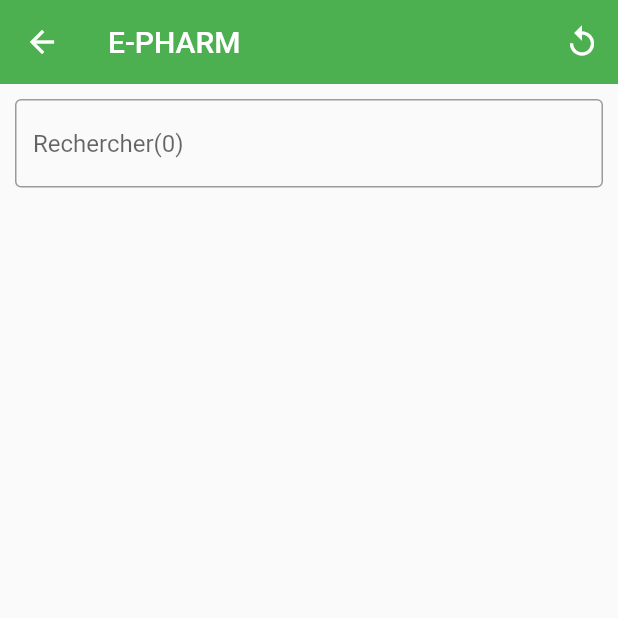
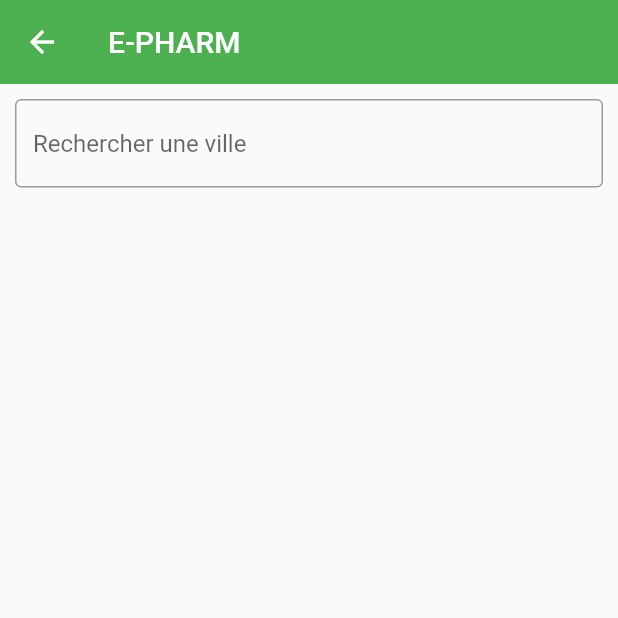
Before and after one commit to 2021SMAGIR1A/PHARMA-INFO-A, a Flutter app: the screen it shows after launch, on a phone screen of 412 x 824 dp, the top half of it. Run offline on Flutter 3.47's test engine with Material 2 defaults, Android fonts, the phone set to English and light mode, and no system bars; our stand-ins replace google_fonts, sqflite; accounts and stored records are empty; network calls fail.

Commit message:
Taf sur l'enregistrement des données et la bd

```diff
--- /dev/null
+++ b/e_pharm_mobile/lib/components/components.dart
@@ -0,0 +1,14 @@
+class UrlConst {
+  UrlConst._();
+  static String locality = "https://duty-pharmacy.herokuapp.com/localities";
+  static String pharm = "https://duty-pharmacy.herokuapp.com/pharmacies";
+  static String assurance = "https://duty-pharmacy.herokuapp.com/insurances";
+}
+
+class Tools {
+  Tools._();
+}
+
+class Navigate {
+  Navigate._();
+}
--- a/e_pharm_mobile/lib/controllers/VilleCtl.dart
+++ b/e_pharm_mobile/lib/controllers/VilleCtl.dart
@@ -1,24 +1,23 @@
 import 'dart:convert';
 
+import 'package:e_pharm_mobile/components/components.dart';
 import 'package:e_pharm_mobile/controllers/Controller.dart';
 import 'package:e_pharm_mobile/models/Database.dart';
 import 'package:e_pharm_mobile/models/Ville.dart';
 import 'package:http/http.dart' as http;
 
-class VilleCtl extends Controller<Ville> {
-  // static String _url = "http://192.168.0.27/garde_pham.json";
-  static String _url = "https://duty-pharmacy.herokuapp.com";
+class VilleCtl extends Controller<Locality> {
+  static Future<List<Locality>> get() async {
+    try {
+      var response = await http.get(Uri.parse(UrlConst.locality),
+          headers: {"content-type": "application/json"});
+      List<Locality> villes = [];
 
-  static Future<List<Ville>> get() async {
-    try {
-      var response = await http
-          .get(Uri.parse(_url), headers: {"content-type": "application/json"});
-      List<Ville> villes = [];
-
-      if (response.statusCode == 200)
+      if (response.statusCode == 200) {
         villes = (json.decode(utf8.decode(response.bodyBytes)) as List)
-            .map<Ville>((e) => Ville.fromJson(e))
+            .map<Locality>((e) => Locality.fromJson(e))
             .toList();
+      }
       return villes;
     } catch (e) {
       print(e);
@@ -27,12 +26,13 @@ class VilleCtl extends Controller<Ville> {
   }
 
   @override
-  insertAll(List<Ville>? villes) {
+  Future<bool> insertAll(List<Locality>? villes) async {
     try {
       if (villes != null) {
         villes.forEach((ville) async => await insert(ville));
         return true;
       }
+      return false;
     } catch (e) {
       print(e);
       return false;
@@ -40,7 +40,29 @@ class VilleCtl extends Controller<Ville> {
   }
 
   @override
-  insert(Ville? ville) async {
+  Future<bool> save(Locality? model) async {
+    try {
+      if (model != null) {
+        // await DBase.save(entity: Entities.ville, model: model.toMap());
+        var villes = await DBase.select(
+            entity: Entities.ville,
+            whereConditions: ["id = ?"],
+            whereArgs: [model.id]);
+        if (villes.isEmpty) {
+          await DBase.insert(entity: Entities.ville, model: model.toMap());
+          return true;
+        }
+        return false;
+      }
+      return false;
+    } catch (e) {
+      print(e);
+      return false;
+    }
+  }
+
+  @override
+  Future<bool> insert(Locality? ville) async {
     try {
       if (ville != null) {
         await DBase.insert(entity: Entities.ville, model: ville.toMap());
@@ -54,7 +76,7 @@ class VilleCtl extends Controller<Ville> {
   }
 
   @override
-  Future<List<Ville>?> select(
+  Future<List<Locality>> select(
       {List<String> fields = const ["*"],
       List<String> whereConditions = const [],
       List<dynamic>? whereArgs}) async {
@@ -64,7 +86,7 @@ class VilleCtl extends Controller<Ville> {
               fields: fields,
               whereConditions: whereConditions,
               whereArgs: whereArgs))
-          .map((e) => Ville.fromJson(e))
+          .map((e) => Locality.fromJson(e))
           .toList();
     } catch (e) {
       print(e);
--- a/e_pharm_mobile/lib/models/Database.dart
+++ b/e_pharm_mobile/lib/models/Database.dart
@@ -14,18 +14,19 @@ class GetName {
 }
 
 class DBase {
-  static late Database? _database;
-  static Future<Database?> get database async {
-    if (_database != null) {
-      return _database;
-    } else {
-      ///Création la base de données
-      _database = await create();
-      return _database;
-    }
+  static Database? _database;
+  static Future<Database> get database async {
+    return _database ?? await create();
+    // if (_database != null) {
+    //   return _database;
+    // } else {
+    //   ///Création la base de données
+    //   _database = await create();
+    //   return _database;
+    // }
   }
 
-  static Future create() async {
+  static Future<Database> create() async {
     Directory repertoire = await getApplicationDocumentsDirectory();
     String dbPath = join(repertoire.path + "e_pharm.db");
     var dataBase = await openDatabase(dbPath, version: 1, onCreate: _onCreate);
@@ -35,12 +36,12 @@ class DBase {
   static Future _onCreate(Database db, int version) async {
     await db.execute("""
         CREATE TABLE ville(
-          id INTEGER PRIMARY KEY AUTOINCREMENT,
+          _id VARCHAR PRIMARY KEY,
           commune VARCHAR
         )""");
     await db.execute("""
         CREATE TABLE pharmacie(
-          idPharm INTEGER PRIMARY KEY AUTOINCREMENT,
+          _id VARCHAR PRIMARY KEY,
           label VARCHAR,
           location VARCHAR,
           tel VARCHAR,
@@ -49,15 +50,15 @@ class DBase {
           dateEnd VARCHAR,
           lat VARCHAR,
           long VARCHAR,
-          id INTEGER
+          idLoc INTEGER
         )""");
   }
 
   static Future insert(
       {@required Entities? entity,
       @required Map<String, dynamic>? model}) async {
-    Database? db = await database;
-    Batch batch = db!.batch();
+    Database db = await database;
+    Batch batch = db.batch();
     batch.insert(GetName.getEntityName(entity!), model!);
     await batch.commit(noResult: true);
   }
@@ -68,7 +69,7 @@ class DBase {
       String? whereCondition,
       List<dynamic>? whereArgs}) async {
     Database? db = await database;
-    Batch batch = db!.batch();
+    Batch batch = db.batch();
     batch.update(GetName.getEntityName(entity!), model!,
         where: whereCondition, whereArgs: whereArgs);
     await batch.commit(noResult: true);
@@ -90,15 +91,15 @@ class DBase {
             " FROM ${GetName.getEntityName(entity!)} WHERE " +
             whereConditions.join(" AND ");
         print(queryLog);
-        data = await db!.rawQuery(queryLog, whereArgs);
+        data = await db.rawQuery(queryLog, whereArgs);
       } else {
         queryLog = "SELECT " +
             fields.join(", ") +
             " FROM ${GetName.getEntityName(entity!)}";
-        data = await db!.rawQuery(queryLog);
+        data = await db.rawQuery(queryLog);
       }
     } else {
-      data = await db!.rawQuery(query);
+      data = await db.rawQuery(query);
     }
     return data;
   }
@@ -106,34 +107,34 @@ class DBase {
   static Future deleteWhere(
       {@required Entities? entity, @required int? id}) async {
     Database? db = await database;
-    await db!.delete(GetName.getEntityName(entity!),
+    await db.delete(GetName.getEntityName(entity!),
         where: "id = ?", whereArgs: [id]);
   }
 
   static Future deleteAll({@required Entities? entity}) async {
     Database? db = await database;
-    await db!.delete(GetName.getEntityName(entity!));
+    await db.delete(GetName.getEntityName(entity!));
   }
 
-  // static Future save({@required Entities? entity, @required Map<String, dynamic>? model}) async {
-  //   try {
-  //     List<Map<String, dynamic>> data = await select(
-  //         entity: entity,
-  //         whereConditions: ["id = ?"],
-  //         whereArgs: [model["id"] ?? "0"]);
-  //     if (data.length == 0) {
-  //       await insert(entity: entity, model: model);
-  //     } else {
-  //       if (data[0]["version"] < model["version"]) {
-  //         await update(
-  //             entity: entity,
-  //             model: model,
-  //             whereCondition: "id = ?",
-  //             whereArgs: [model["id"]]);
-  //       }
-  //     }
-  //   } catch (e) {
-  //     print(e);
-  //   }
-  // }
+  static Future save(
+      {@required Entities? entity,
+      @required Map<String, dynamic>? model}) async {
+    try {
+      List<Map<String, dynamic>> data = await select(
+          entity: entity,
+          whereConditions: ["id = ?"],
+          whereArgs: [model!["id"] ?? ""]);
+      if (data.length == 0) {
+        await insert(entity: entity, model: model);
+      } else {
+        await update(
+            entity: entity,
+            model: model,
+            whereCondition: "id = ?",
+            whereArgs: [model["id"]]);
+      }
+    } catch (e) {
+      print(e);
+    }
+  }
 }
--- a/e_pharm_mobile/lib/models/Pharmacie.dart
+++ b/e_pharm_mobile/lib/models/Pharmacie.dart
@@ -7,21 +7,21 @@ class Pharmacie {
   String? dateEnd;
   String? lat;
   String? long;
-  int? idCommune;
-  int? idPharm;
+  int? idLoc;
+  int? id;
 
   Pharmacie.fromJson(Map<String, dynamic> data, {int? idCom}) {
     if (idCom != null) {
-      fromJson(data, idCom: idCom);
+      fromJson(data, idLoc: idCom);
     } else {
       fromJson(data);
     }
   }
 
-  fromJson(Map<String, dynamic> data, {int? idCom}) {
+  fromJson(Map<String, dynamic> data, {int? idLoc}) {
     label = data["label"];
-    idPharm = data["idPharm"];
-    idCommune = data["id"] ?? idCom;
+    id = data["_id"];
+    this.idLoc = data["idLoc"] ?? idLoc;
     location = data["location"];
     director = data["director"];
     tel = data["tel"];
@@ -33,8 +33,8 @@ class Pharmacie {
 
   Map<String, dynamic>? toMap() => {
         "label": label,
-        "idPharm": idPharm,
-        "id": idCommune,
+        "idPharm": id,
+        "id": idLoc,
         "location": location,
         "director": director,
         "tel": tel,
--- a/e_pharm_mobile/lib/models/Ville.dart
+++ b/e_pharm_mobile/lib/models/Ville.dart
@@ -1,21 +1,15 @@
-import 'package:e_pharm_mobile/models/Pharmacie.dart';
+class Locality {
+  String commune = "";
+  String id = "";
 
-class Ville {
-  String? commune;
-  int? id;
-
-  List<Pharmacie> pharmacies = [];
-  Ville.fromJson(Map<String, dynamic> data) {
+  Locality.fromJson(Map<String, dynamic> data) {
     fromJson(data);
   }
 
   fromJson(Map<String, dynamic> data) {
+    id = data["_id"];
     commune = data["commune"];
-    id = data["id"];
-    pharmacies = (data["pharmacies"] as List)
-        .map((e) => Pharmacie.fromJson(e, idCom: data["id"]))
-        .toList();
   }
 
-  Map<String, dynamic>? toMap() => {"id": id, "commune": commune};
+  Map<String, dynamic>? toMap() => {"_id": id, "commune": commune};
 }
--- a/e_pharm_mobile/lib/views/Home.dart
+++ b/e_pharm_mobile/lib/views/Home.dart
@@ -1,71 +1,71 @@
-import 'package:e_pharm_mobile/controllers/PharmacieCtl.dart';
 import 'package:e_pharm_mobile/controllers/VilleCtl.dart';
+import 'package:e_pharm_mobile/models/Database.dart';
 import 'package:e_pharm_mobile/models/Ville.dart';
 import 'package:e_pharm_mobile/views/PharmacieListPage.dart';
 import 'package:flutter/material.dart';
 
 class Home extends StatefulWidget {
-  final List<Ville> villes;
-  Home(this.villes);
   @override
   _HomeState createState() => _HomeState();
 }
 
 class _HomeState extends State<Home> {
+  List<Locality> villes = [];
+  List<Locality> searchVilles = [];
+  String search = "";
+
+  @override
+  void initState() {
+    super.initState();
+    getVilles();
+  }
+
   @override
   Widget build(BuildContext context) {
     return Scaffold(
-      appBar: AppBar(
-        title: Text("E-PHARM"),
-        actions: [
-          IconButton(
-              onPressed: () => VilleCtl.get(),
-              icon: Icon(Icons.replay_outlined))
-        ],
-      ),
-      body: FutureBuilder<List<Ville>?>(
-          future: VilleCtl().select(),
-          builder: (context, snapshot) {
-            if (snapshot.connectionState == ConnectionState.waiting) {
-              return Center(
-                child: CircularProgressIndicator(),
-              );
-            }
-
-            if (!snapshot.hasData) {
-              return Center(
-                child: Text("Aucune donnée à afficher"),
-              );
-            }
-
-            return Column(
+        appBar: AppBar(title: Text("E-PHARM")),
+        body: Column(
           children: [
             Container(
-                  margin:
-                      EdgeInsets.only(top: 10, bottom: 20, left: 10, right: 10),
+              margin: EdgeInsets.only(top: 10, bottom: 20, left: 10, right: 10),
               child: TextFormField(
+                onChanged: (value) {
+                  setState(() {
+                    search = value;
+                    searchVilles = villes
+                        .where((e) => e.commune
+                            .toLowerCase()
+                            .contains(value.toLowerCase()))
+                        .toList();
+                  });
+                },
                 decoration: InputDecoration(
-                        hintText: "Rechercher(${widget.villes.length})",
+                    hintText: "Rechercher une ville",
                     border: OutlineInputBorder()),
               ),
             ),
             Expanded(
-                    child: ListView(
-                  children: widget.villes
-                      .map((e) => ListTile(
+                child: ListView.builder(
+                    itemCount:
+                        search.isEmpty ? villes.length : searchVilles.length,
+                    itemBuilder: (context, i) {
+                      var ville = search.isEmpty ? villes[i] : searchVilles[i];
+                      return ListTile(
                         onTap: () => Navigator.push(
                             context,
                             MaterialPageRoute(
                                 builder: (context) =>
-                                        PharmacieListPage(e))),
+                                    PharmacieListPage(ville))),
                         leading: Icon(Icons.location_city),
-                            title: Text(e.commune!),
-                          ))
-                      .toList(),
-                )),
+                        title: Text(ville.commune),
+                      );
+                    })),
           ],
-            );
-          }),
-    );
+        ));
+  }
+
+  getVilles() async {
+    villes = await VilleCtl().select();
+    setState(() {});
   }
 }
```
Also changed, not shown: e_pharm_mobile/lib/controllers/Controller.dart (+13 -3 lines), e_pharm_mobile/lib/controllers/PharmacieCtl.dart (+18 -19 lines), e_pharm_mobile/lib/views/PharmacieListPage.dart (+17 -18 lines), e_pharm_mobile/lib/views/SplashScreen.dart (+5 -12 lines), 3 other files. Lines whose indentation alone changed are shown as unchanged.
